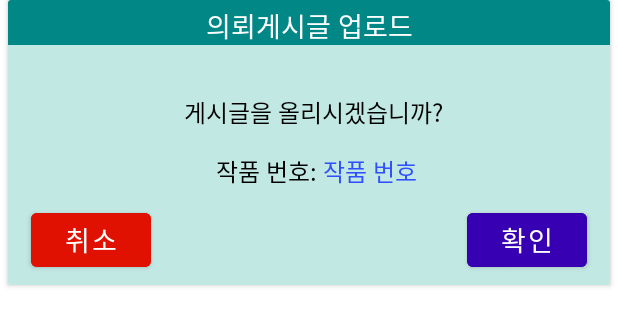
After one commit to sundayjoa/capstone_bidone, an Android app: the layout activity_requestdialog.xml on its own in the app's theme, with its tools: preview values and no code run, on a phone screen of 412 x 824 dp. The commit adds this screen. Shown: the top 326 px of the screen. Run offline under Robolectric (Android 15) with nearby library versions, the phone set to English and light mode, and no system bars.

Commit message:
의뢰 게시글 올리기

```diff
--- /dev/null
+++ b/app/src/main/res/layout/activity_requestdialog.xml
@@ -0,0 +1,150 @@
+<?xml version="1.0" encoding="utf-8"?>
+<androidx.cardview.widget.CardView xmlns:android="http://schemas.android.com/apk/res/android"
+    xmlns:app="http://schemas.android.com/apk/res-auto"
+    android:layout_width="match_parent"
+    android:layout_height="wrap_content"
+    android:layout_marginHorizontal="5dp"
+    >
+
+    <LinearLayout
+        android:layout_width="match_parent"
+        android:layout_height="match_parent"
+        android:gravity="center"
+        android:orientation="vertical">
+
+        <FrameLayout
+            android:id="@+id/auctionFrame"
+            android:gravity="center"
+            android:orientation="vertical"
+            android:background="@color/teal_700"
+            android:layout_width="match_parent"
+            android:layout_height="30dp"
+            >
+
+            <TextView
+                android:layout_width="match_parent"
+                android:layout_height="wrap_content"
+                android:text="의뢰게시글 업로드"
+                android:textSize="18sp"
+                android:textColor="@color/white"
+                android:gravity="center"
+                android:layout_marginTop="3dp"
+                android:layout_marginBottom="3dp"
+                />
+
+        </FrameLayout>
+
+        <FrameLayout
+            android:layout_width="match_parent"
+            android:layout_height="160dp"
+            android:background="#C2E8E3"
+            app:layout_constraintBottom_toTopOf="@+id/topFrame">
+
+            <LinearLayout
+                android:layout_width="match_parent"
+                android:layout_height="wrap_content"
+                android:orientation="vertical">
+
+                <TextView
+                    android:id="@+id/worknumber"
+                    android:layout_width="match_parent"
+                    android:layout_height="wrap_content"
+                    android:text="작품 번호"
+                    android:textSize="18sp"
+                    android:textColor="@color/blue"
+                    android:layout_marginStart="10dp"
+                    android:layout_marginTop="5dp"
+                    android:visibility="invisible"
+                    />
+
+                <LinearLayout
+                    android:layout_width="match_parent"
+                    android:layout_height="wrap_content"
+                    android:gravity="center"
+                    android:orientation="horizontal">
+
+                    <TextView
+                        android:layout_width="wrap_content"
+                        android:layout_height="wrap_content"
+                        android:layout_marginStart="10dp"
+                        android:text="게시글을 올리시겠습니까? "
+                        android:textColor="#000000"
+                        android:textColorHint="#969696"
+                        android:textSize="16sp" />
+
+
+                </LinearLayout>
+
+                <LinearLayout
+                    android:layout_width="match_parent"
+                    android:layout_height="wrap_content"
+                    android:layout_marginTop="15dp"
+                    android:gravity="center"
+                    android:orientation="horizontal">
+
+                    <TextView
+                        android:layout_width="wrap_content"
+                        android:layout_height="wrap_content"
+                        android:layout_marginStart="10dp"
+                        android:text="작품 번호: "
+                        android:textColor="#000000"
+                        android:textColorHint="#969696"
+                        android:textSize="16sp" />
+
+                    <TextView
+                        android:id="@+id/request_number"
+                        android:layout_width="wrap_content"
+                        android:layout_height="wrap_content"
+                        android:text="작품 번호"
+                        android:textColor="#304FFE"
+                        android:textSize="16sp" />
+
+                </LinearLayout>
+
+
+
+                <LinearLayout
+                    android:layout_width="match_parent"
+                    android:layout_height="wrap_content"
+                    android:orientation="horizontal">
+
+                    <Button
+                        android:id="@+id/cbtn"
+                        android:layout_width="80dp"
+                        android:layout_height="48dp"
+                        android:layout_marginTop="10dp"
+                        android:layout_marginStart="15dp"
+                        android:layout_marginBottom="10dp"
+                        android:backgroundTint="#E11102"
+                        android:text="취소"
+                        android:textSize="18sp"/>
+
+                    <View
+                        android:layout_width="match_parent"
+                        android:layout_height="0dp"
+                        android:layout_weight="1" />
+
+                    <Button
+                        android:id="@+id/combtn"
+                        android:layout_width="80dp"
+                        android:layout_height="48dp"
+                        android:layout_marginTop="10dp"
+                        android:layout_marginBottom="10dp"
+                        android:layout_marginEnd="15dp"
+                        android:backgroundTint="@color/purple_700"
+                        android:text="확인"
+                        android:textSize="18sp"/>
+
+                </LinearLayout>
+
+
+            </LinearLayout>
+
+
+        </FrameLayout>
+
+
+
+    </LinearLayout>
+
+</androidx.cardview.widget.CardView>
--- a/app/src/main/res/layout/activity_requestwriting.xml
+++ b/app/src/main/res/layout/activity_requestwriting.xml
@@ -40,6 +40,7 @@
                     android:layout_marginEnd="15dp"
                     android:background="@drawable/background_borderline"
                     android:hint="  제목을 입력해주세요"
+                    android:gravity="center"
                     android:textColor="#000000"
                     android:textColorHint="#969696"
                     android:textSize="24sp" />
@@ -93,10 +94,11 @@
                     android:textColor="@color/black"/>
 
                 <EditText
-                    android:id="@+id/textView2"
+                    android:id="@+id/hope_purchase"
                     android:layout_width="160dp"
                     android:layout_height="40dp"
                     android:layout_marginTop="12dp"
+                    android:gravity="center"
                     android:background="@drawable/background_borderline"
                     />
 
```
Also changed, not shown: app/src/main/java/com/example/bidone/RequestwritingActivity.kt (+133 -0 lines).
